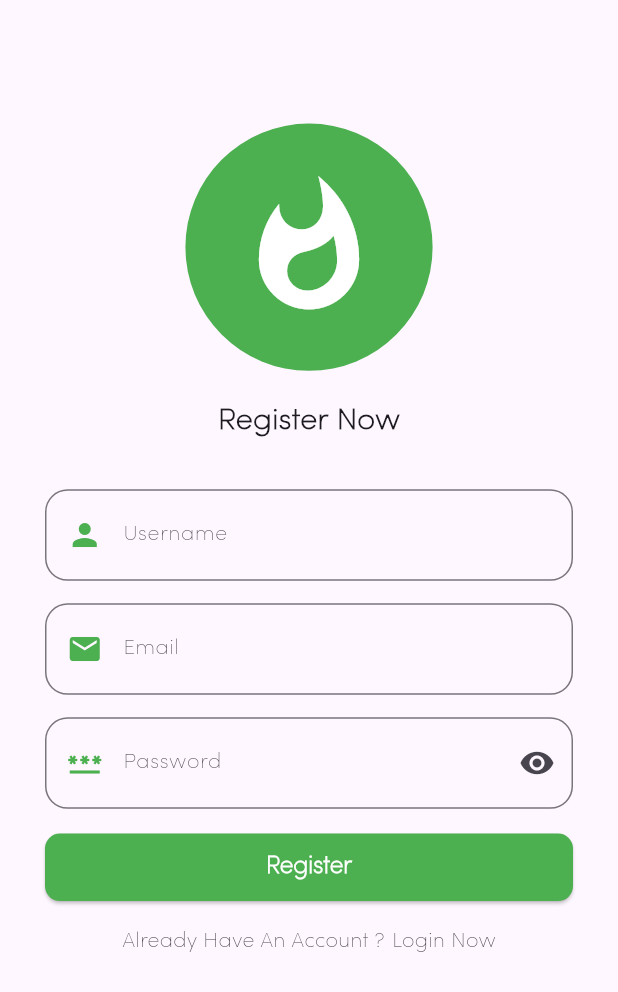
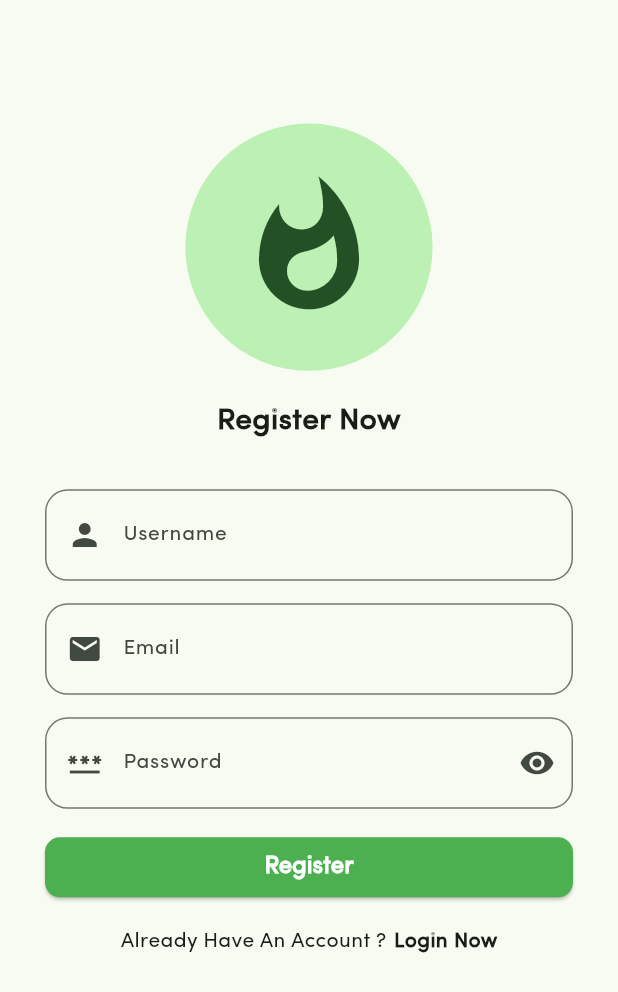
Before and after one commit to abdulrahmanhaney/Fire_Chat, a Flutter app: the screen it shows after launch, on a phone screen of 412 x 824 dp. Shown: the top 992 px of the screen. Run offline on Flutter 3.47's test engine with Material 2 defaults, Android fonts, the phone set to English and light mode, and no system bars; drawn by our look-alikes of modal_progress_hud_nsn; our stand-ins replace bloc, cached_network_image, cloud_firestore, dartz, equatable, firebase_auth and 6 more; accounts and stored records are empty.

Commit message:
change theme settings

```diff
--- a/lib/Core/styles/text_styles.dart
+++ b/lib/Core/styles/text_styles.dart
@@ -6,31 +6,33 @@ class AppTextStyles {
   // m => Medium
   // i => Italic
   // s => Size
-  static const TextStyle s30b = TextStyle(
+  static TextStyle get s30b => const TextStyle(
         fontSize: 30,
         fontWeight: FontWeight.bold,
+        fontStyle: FontStyle.normal,
       );
-  static const TextStyle s20b = TextStyle(
+  static TextStyle get s20b => const TextStyle(
         fontSize: 20,
         fontWeight: FontWeight.bold,
+        fontStyle: FontStyle.normal,
       );
-  static const TextStyle s16b = TextStyle(
+  static TextStyle get s16b => const TextStyle(
         fontSize: 16,
         fontWeight: FontWeight.w500,
       );
-  static const TextStyle s14b = TextStyle(
+  static TextStyle get s14b => const TextStyle(
         fontSize: 14,
-    fontWeight: FontWeight.w500,
+        fontWeight: FontWeight.bold,
       );
-  static const TextStyle s12b = TextStyle(
+  static TextStyle get s12b => const TextStyle(
         fontSize: 12,
         fontWeight: FontWeight.w500,
       );
-  static const TextStyle s12n = TextStyle(
+  static TextStyle get s12n => const TextStyle(
         fontSize: 12,
         fontWeight: FontWeight.normal,
       );
-  static const TextStyle s14n = TextStyle(
+  static TextStyle get s14n => const TextStyle(
         fontSize: 14,
         fontWeight: FontWeight.normal,
       );
--- a/lib/Core/utils/app_themes.dart
+++ b/lib/Core/utils/app_themes.dart
@@ -4,18 +4,18 @@ import 'package:flutter/material.dart';
 class AppThemes {
   static ThemeData lightTheme() {
     return ThemeData(
-      primaryColor: kPrimaryColor,
-      cardColor: Colors.white,
       useMaterial3: true,
       brightness: Brightness.light,
       fontFamily: 'SofiaPro',
-      appBarTheme: const AppBarTheme(
-        backgroundColor: kPrimaryColor,
-        foregroundColor: Colors.white,
-        titleTextStyle: TextStyle(
+      colorScheme: ColorScheme.fromSeed(seedColor: kPrimaryColor),
+      appBarTheme: AppBarTheme(
+        elevation: 3,
+        backgroundColor: kPrimaryColor.withOpacity(0.4),
+        titleTextStyle: const TextStyle(
           fontFamily: 'SofiaPro',
           fontWeight: FontWeight.bold,
           fontSize: 20,
+          color: Colors.black,
         ),
       ),
       elevatedButtonTheme: const ElevatedButtonThemeData(
@@ -28,9 +28,6 @@ class AppThemes {
               fontSize: 16,
               fontWeight: FontWeight.bold,
             ),
-          ),
-          minimumSize: MaterialStatePropertyAll(
-            Size(double.infinity, 45),
           ),
           shape: MaterialStatePropertyAll(
             RoundedRectangleBorder(
@@ -46,20 +43,22 @@ class AppThemes {
 
   static ThemeData darkTheme() {
     return ThemeData(
-      primaryColor: Colors.white,
       useMaterial3: true,
-      cardColor: kPrimaryColor,
+      colorScheme: ColorScheme.fromSeed(
+        seedColor: kPrimaryColor,
+        brightness: Brightness.dark,
+      ),
       brightness: Brightness.dark,
       fontFamily: 'SofiaPro',
-      colorScheme: ColorScheme.fromSeed(
-          seedColor: Colors.white, brightness: Brightness.dark),
-      appBarTheme: const AppBarTheme(
-        titleTextStyle: TextStyle(
+      appBarTheme: AppBarTheme(
+        elevation: 3,
+        backgroundColor: kPrimaryColor.withOpacity(0.4),
+        titleTextStyle: const TextStyle(
           fontFamily: 'SofiaPro',
           fontWeight: FontWeight.bold,
           fontSize: 20,
+          color: Colors.white,
         ),
-        backgroundColor: kPrimaryColor,
       ),
       elevatedButtonTheme: const ElevatedButtonThemeData(
         style: ButtonStyle(
--- a/lib/Featured/Auth/presentataion/views/widgets/app_logo.dart
+++ b/lib/Featured/Auth/presentataion/views/widgets/app_logo.dart
@@ -8,12 +8,10 @@ class AppLogo extends StatelessWidget {
   @override
   Widget build(BuildContext context) {
     return CircleAvatar(
-      backgroundColor: Theme.of(context).primaryColor,
       radius: MediaQuery.of(context).size.height * 0.100,
-      child: Icon(
+      child: const Icon(
         Icons.whatshot_sharp,
         size: 100,
-        color: Theme.of(context).cardColor,
       ),
     );
   }
--- a/lib/Featured/Auth/presentataion/views/widgets/custom_password_text_field.dart
+++ b/lib/Featured/Auth/presentataion/views/widgets/custom_password_text_field.dart
@@ -47,12 +47,11 @@ class _CustomPassWordTextFieldState extends State<CustomPassWordTextField> {
               !isHide ? Icons.visibility_off : Icons.visibility,
             ),
           ),
-          prefixIcon: Padding(
-            padding: const EdgeInsets.only(left: 5),
+          prefixIcon: const Padding(
+            padding: EdgeInsets.only(left: 5),
             child: Icon(
               Icons.password,
               size: 24,
-              color: Theme.of(context).primaryColor,
             ),
           ),
           border: const OutlineInputBorder(
--- a/lib/Featured/Auth/presentataion/views/widgets/custom_text_field.dart
+++ b/lib/Featured/Auth/presentataion/views/widgets/custom_text_field.dart
@@ -6,7 +6,6 @@ class CustomTextField extends StatelessWidget {
       {super.key,
       required this.icon,
       required this.hint,
-      this.onSaved,
       this.validator,
       this.onCahange});
 
@@ -23,7 +22,6 @@ class CustomTextField extends StatelessWidget {
       margin: const EdgeInsets.only(bottom: 15),
       child: TextFormField(
         validator: validator,
-        onSaved: onSaved,
         obscureText: isShow,
         onChanged: onCahange,
         style: const TextStyle(fontSize: 14),
@@ -37,7 +35,6 @@ class CustomTextField extends StatelessWidget {
             child: Icon(
               icon,
               size: 24,
-              color: Theme.of(context).primaryColor,
             ),
           ),
           border: const OutlineInputBorder(
--- a/lib/Featured/Auth/presentataion/views/widgets/login_view_body.dart
+++ b/lib/Featured/Auth/presentataion/views/widgets/login_view_body.dart
@@ -54,7 +54,11 @@ class _LoginViewBodyState extends State<LoginViewBody> {
             setState(() {
               inAsyncCall = false;
             });
-            Navigator.pushReplacementNamed(context, HomeView.id);
+            Navigator.pushNamedAndRemoveUntil(
+              context,
+              HomeView.id,
+              (route) => false,
+            );
           }
         },
         child: ModalProgressHUD(
--- a/lib/Featured/Auth/presentataion/views/widgets/register_section.dart
+++ b/lib/Featured/Auth/presentataion/views/widgets/register_section.dart
@@ -27,9 +27,11 @@ class _RegisterSectionState extends State<RegisterSection> {
         autovalidateMode: autovalidateMode,
         key: key,
         child: Column(
+          crossAxisAlignment: CrossAxisAlignment.stretch,
           children: [
-            const Text(
+            Text(
               'Register Now',
+              textAlign: TextAlign.center,
               style: AppTextStyles.s20b,
             ),
             const SizedBox(
--- a/lib/Featured/Auth/presentataion/views/widgets/reset_password_view_body.dart
+++ b/lib/Featured/Auth/presentataion/views/widgets/reset_password_view_body.dart
@@ -62,7 +62,7 @@ class _ResetPasswordViewBodyState extends State<ResetPasswordViewBody> {
                     const SizedBox(
                       height: 20,
                     ),
-                    const Text(
+                    Text(
                       'Reset Your Password',
                       textAlign: TextAlign.center,
                       style: AppTextStyles.s20b,
@@ -73,8 +73,8 @@ class _ResetPasswordViewBodyState extends State<ResetPasswordViewBody> {
                     CustomTextField(
                       icon: Icons.email,
                       hint: 'Email',
-                      onSaved: (p0) {
-                        email = p0!;
+                      onCahange: (p0) {
+                        email = p0;
                       },
                       validator: (p0) {
                         if (p0?.isEmpty ?? true) {
--- a/lib/Featured/Splash/views/widgets/splash_view_body.dart
+++ b/lib/Featured/Splash/views/widgets/splash_view_body.dart
@@ -42,12 +42,10 @@ class _SplashViewBodyState extends State<SplashViewBody>
           FadeTransition(
             opacity: fadeAnimation,
             child: CircleAvatar(
-              backgroundColor: Theme.of(context).primaryColor,
               radius: MediaQuery.of(context).size.height * 0.100,
-              child: Icon(
+              child: const Icon(
                 Icons.whatshot_sharp,
                 size: 100,
-                color: Theme.of(context).cardColor,
               ),
             ),
           ),
@@ -56,7 +54,7 @@ class _SplashViewBodyState extends State<SplashViewBody>
           ),
           SlideTransition(
             position: slideAnimation,
-            child: const Text(
+            child: Text(
               'Fire Chat',
               textAlign: TextAlign.center,
               style: AppTextStyles.s30b,
```
Also changed, not shown: lib/Featured/Auth/presentataion/views/widgets/login_section.dart (+4 -8 lines), lib/Featured/Home/presentation/views/widgets/group_item.dart (+3 -4 lines), lib/Featured/Home/presentation/views/widgets/home_view_body.dart (+55 -12 lines), lib/main.dart (+9 -13 lines), pubspec.yaml (+3 -40 lines), assets/images/profile.png (added), pubspec.lock, 1 other file. Lines whose indentation alone changed are shown as unchanged.
